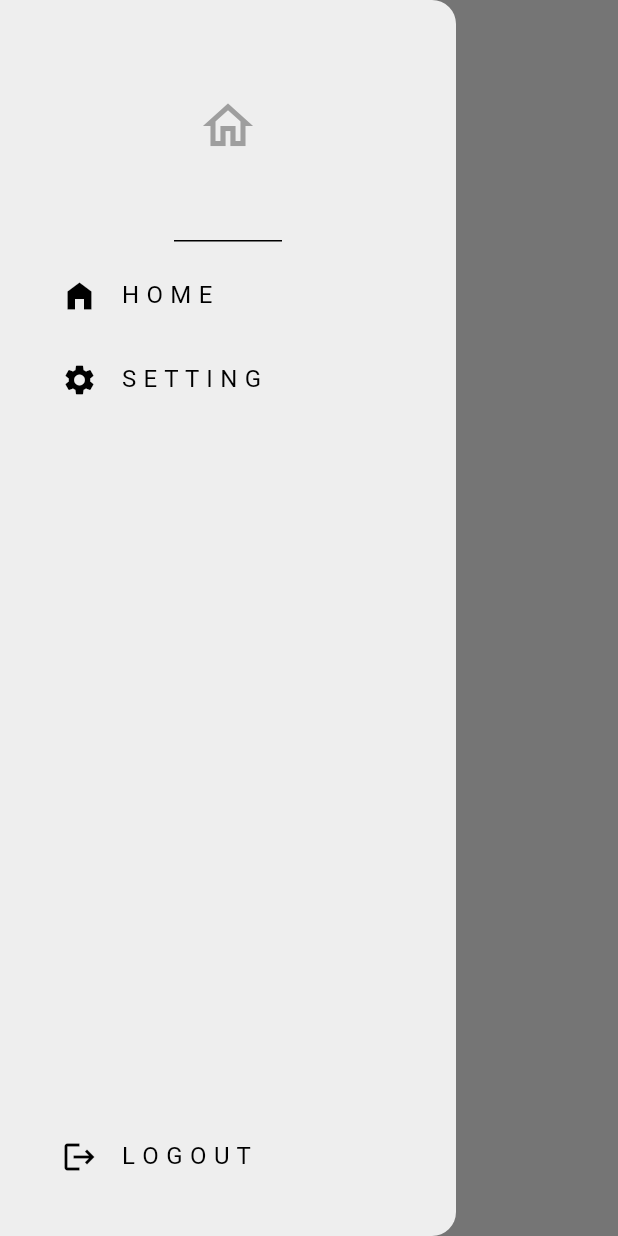
After one commit to kurision/chat_firebase, a Flutter app: the screen it shows once a user with an empty profile is signed in, with the side drawer open, on a phone screen of 412 x 824 dp. The commit adds this screen. Run offline on Flutter 3.47's test engine with Material 3 defaults, Android fonts, the phone set to English and light mode, and no system bars; our stand-ins replace cloud_firestore, firebase_auth, firebase_core; accounts and stored records are empty; network calls fail.

Commit message:
Added userlisting and basic chatpage routing

```diff
--- a/lib/app.dart
+++ b/lib/app.dart
@@ -1,4 +1,4 @@
-import 'package:chat_firebase/auth/auth_gate.dart';
+import 'package:chat_firebase/services/auth/auth_gate.dart';
 import 'package:chat_firebase/themes/light_mode.dart';
 import 'package:flutter/material.dart';
 
--- /dev/null
+++ b/lib/components/my_drawer.dart
@@ -0,0 +1,67 @@
+import 'package:chat_firebase/services/auth/auth_service.dart';
+import 'package:chat_firebase/pages/settings_page.dart';
+import 'package:flutter/material.dart';
+
+class MyDrawer extends StatelessWidget {
+  const MyDrawer({super.key});
+
+  void logOut() {
+    final authService = AuthService();
+    authService.signOut();
+  }
+
+  @override
+  Widget build(BuildContext context) {
+    return Drawer(
+      backgroundColor: Theme.of(context).colorScheme.background,
+      child:
+          Column(mainAxisAlignment: MainAxisAlignment.spaceBetween, children: [
+        Column(
+          children: [
+            DrawerHeader(
+              child: Icon(
+                Icons.home_outlined,
+                color: Theme.of(context).colorScheme.primary,
+                size: 40,
+              ),
+            ),
+            Padding(
+              padding: const EdgeInsets.only(left: 25),
+              child: ListTile(
+                title: const Text("H O M E"),
+                leading: const Icon(Icons.home_filled),
+                onTap: () {
+                  Navigator.pop(context);
+                },
+              ),
+            ),
+            Padding(
+              padding: const EdgeInsets.only(left: 25),
+              child: ListTile(
+                title: const Text("S E T T I N G"),
+                leading: const Icon(Icons.settings),
+                onTap: () {
+                  Navigator.pop(context);
+                  Navigator.push(
+                    context,
+                    MaterialPageRoute(
+                      builder: (context) => const SettingsPage(),
+                    ),
+                  );
+                },
+              ),
+            ),
+          ],
+        ),
+        Padding(
+          padding: const EdgeInsets.only(left: 25, bottom: 25),
+          child: ListTile(
+            title: const Text("L O G O U T"),
+            leading: const Icon(Icons.logout),
+            onTap: logOut,
+          ),
+        ),
+      ]),
+    );
+  }
+}
--- a/lib/pages/home_page.dart
+++ b/lib/pages/home_page.dart
@@ -1,7 +1,15 @@
+
+import 'package:chat_firebase/components/my_drawer.dart';
+import 'package:chat_firebase/components/my_userTile.dart';
+import 'package:chat_firebase/pages/chat_page.dart';
+import 'package:chat_firebase/services/auth/auth_service.dart';
+import 'package:chat_firebase/services/chat/chat_service.dart';
 import 'package:flutter/material.dart';
 
 class HomePage extends StatelessWidget {
-  const HomePage({super.key});
+  HomePage({super.key});
+  final _authService = AuthService();
+  final _chatService = ChatService();
 
   @override
   Widget build(BuildContext context) {
@@ -9,6 +17,43 @@ class HomePage extends StatelessWidget {
       appBar: AppBar(
         title: const Text('Home'),
       ),
+      drawer: const MyDrawer(),
+      body: _userList(),
+    );
+  }
+
+  Widget _userList() {
+    return StreamBuilder(
+      stream: _chatService.getUserStream(),
+      builder: (contest, snapshot) {
+        if (snapshot.hasError) {
+          return const Text('E R R O R');
+        }
+        if (snapshot.connectionState == ConnectionState.waiting) {
+          return const CircularProgressIndicator();
+        }
+        return ListView(
+          children: snapshot.data!
+              .map<Widget>((userData) => _userListItem(userData, contest))
+              .toList(),
+        );
+      },
+    );
+  }
+
+  Widget _userListItem(Map<String, dynamic> userData, BuildContext context) {
+    return UserTile(
+      text: userData["email"],
+      onTap: () {
+        Navigator.push(
+          context,
+          MaterialPageRoute(
+            builder: (context) => ChatPage(
+              receiverEmail: userData["email"],
+            ),
+          ),
+        );
+      },
     );
   }
 }
--- a/lib/pages/login_page.dart
+++ b/lib/pages/login_page.dart
@@ -1,4 +1,4 @@
-import 'package:chat_firebase/auth/auth_service.dart';
+import 'package:chat_firebase/services/auth/auth_service.dart';
 import 'package:chat_firebase/components/my_button.dart';
 import 'package:chat_firebase/components/my_textfield.dart';
 import 'package:flutter/material.dart';
--- a/lib/auth/auth_gate.dart
+++ b/lib/services/auth/auth_gate.dart
@@ -1,4 +1,4 @@
-import 'package:chat_firebase/auth/login_or_register.dart';
+import 'package:chat_firebase/services/auth/login_or_register.dart';
 import 'package:chat_firebase/pages/home_page.dart';
 import 'package:firebase_auth/firebase_auth.dart';
 import 'package:flutter/material.dart';
@@ -13,7 +13,7 @@ class AuthGate extends StatelessWidget {
       stream: FirebaseAuth.instance.authStateChanges(),
       builder: (context, snapshot) {
         if (snapshot.hasData) {
-          return const HomePage();
+          return  HomePage();
         } else {
           return const LoginOrRegister();
         }
--- /dev/null
+++ b/lib/services/chat/chat_service.dart
@@ -0,0 +1,17 @@
+import 'package:cloud_firestore/cloud_firestore.dart';
+
+class ChatService {
+  final FirebaseFirestore _firestore = FirebaseFirestore.instance;
+
+  //get user stream
+  Stream<List<Map<String, dynamic>>> getUserStream() {
+    return _firestore.collection("Users").snapshots().map((snapshot) {
+      return snapshot.docs.map((doc) {
+        //going through each user
+        final user = doc.data();
+        //returning each user
+        return user;
+      }).toList();
+    });
+  }
+}
--- a/lib/themes/light_mode.dart
+++ b/lib/themes/light_mode.dart
@@ -2,7 +2,7 @@ import 'package:flutter/material.dart';
 
 ThemeData lightMode = ThemeData(
   colorScheme: ColorScheme.light(
-    background: Colors.grey.shade300,
+    background: Colors.grey.shade200,
     primary: Colors.grey.shade500,
     secondary: Colors.grey.shade200,
     tertiary: Colors.white,
--- a/pubspec.yaml
+++ b/pubspec.yaml
@@ -37,6 +37,7 @@ dependencies:
   cupertino_icons: ^1.0.2
   firebase_core: ^2.24.2
   firebase_auth: ^4.16.0
+  cloud_firestore: ^4.14.0
 
 dev_dependencies:
   flutter_test:
```
Also changed, not shown: lib/auth/auth_service.dart (deleted, +0 -17 lines), lib/components/my_userTile.dart (added, +25 -0 lines), lib/pages/chat_page.dart (added, +13 -0 lines), lib/pages/register_page.dart (+26 -2 lines), lib/pages/settings_page.dart (added, +14 -0 lines), lib/services/auth/auth_service.dart (added, +45 -0 lines), lib/services/auth/login_or_register.dart (renamed from lib/auth/login_or_register.dart), pubspec.lock, 4 other files.
